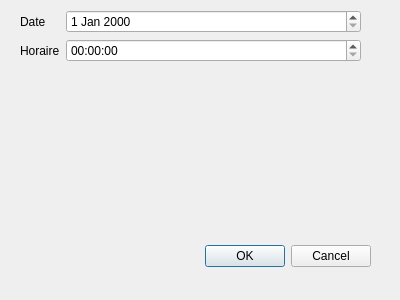
This is ProjectCalendar/dialogprogtache.ui in pzins/ProjectCalendar_LO21 as Qt 5 draws it before an edit. The edited form follows.
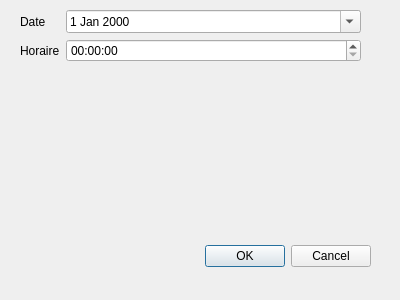
This is the edited form.

```diff
--- a/ProjectCalendar/dialogprogtache.ui
+++ b/ProjectCalendar/dialogprogtache.ui
@@ -47,7 +47,11 @@
      </widget>
     </item>
     <item row="0" column="1">
-     <widget class="QDateEdit" name="date"/>
+     <widget class="QDateEdit" name="date">
+      <property name="calendarPopup">
+       <bool>true</bool>
+      </property>
+     </widget>
     </item>
     <item row="1" column="1">
      <widget class="QTimeEdit" name="horaire"/>
```
